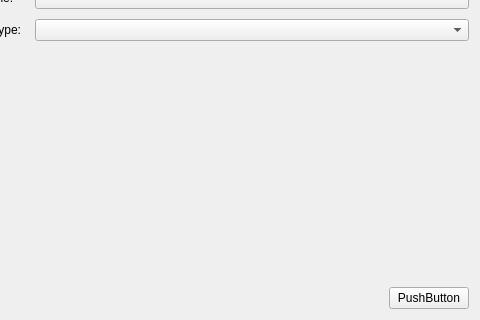
This is Examples/CatWidgetExamples/WidgetTools/QcustomplotCharts/CatLineChart.ui in graycatya/CatLearnQt as Qt 5 draws it before an edit; both pictures show x 268 to 748 and y 148 to 468 of the 748 by 468 pixel window. The edited form follows.
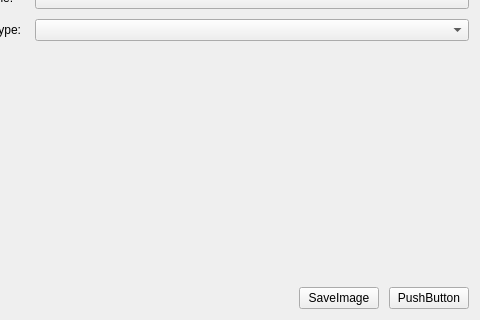
This is the edited form. Custom widgets are drawn as their Qt base class.

Commit message: 更新图表保存按钮

Patch:
```diff
--- a/Examples/CatWidgetExamples/WidgetTools/QcustomplotCharts/CatLineChart.ui
+++ b/Examples/CatWidgetExamples/WidgetTools/QcustomplotCharts/CatLineChart.ui
@@ -161,6 +161,13 @@
           </property>
          </spacer>
         </item>
+        <item>
+         <widget class="QPushButton" name="SaveButton">
+          <property name="text">
+           <string>SaveImage</string>
+          </property>
+         </widget>
+        </item>
         <item>
          <widget class="QPushButton" name="StartButton">
           <property name="text">
```
The commit also changes 2 other files.
